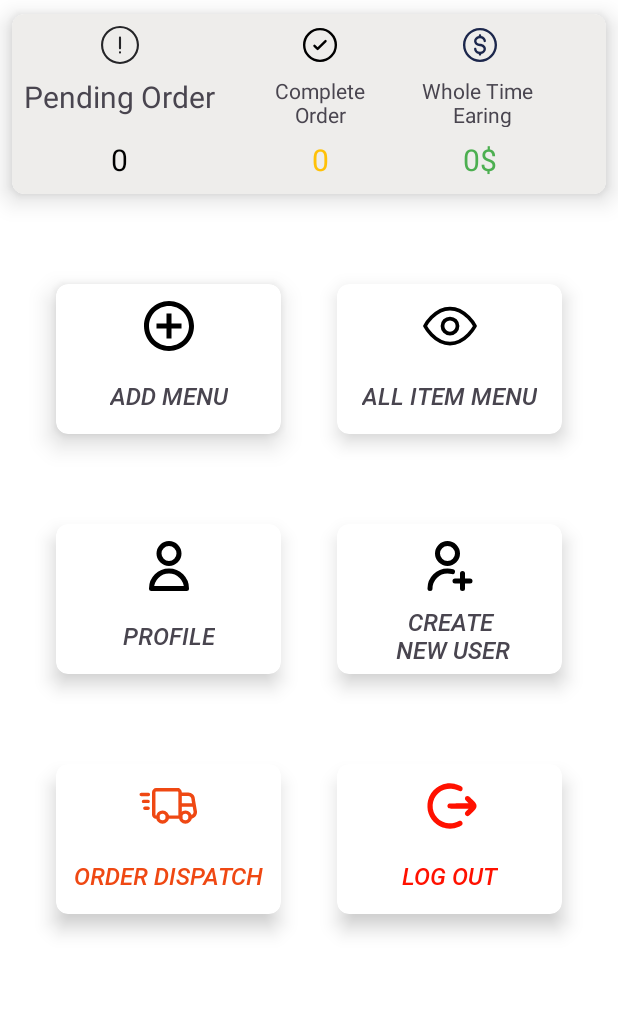
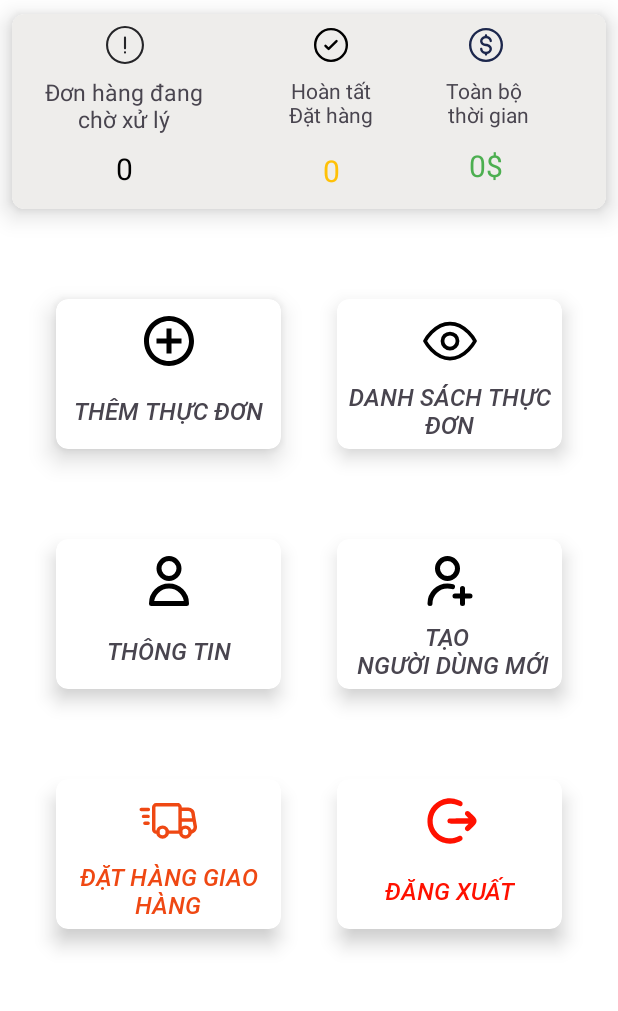
Before and after one commit to PG-KIET/FoodApp, an Android app: the screen it shows after launch once a user with an empty profile is signed in (MainActivity), on a phone screen of 412 x 824 dp, the part 127-1138 px from its top. Run offline under Robolectric (Android 15) with nearby library versions, the phone set to English and light mode, and no system bars; our stand-ins replace Firebase (no records; nobody signed in at launch, a user with empty details on screens opened directly); Roboto replaces fonts that are not available here.

Commit message:
Vietsub UI

```diff
--- a/AdminEcoFood/app/src/main/java/com/example/adminecofood/LoginActivity.kt
+++ b/AdminEcoFood/app/src/main/java/com/example/adminecofood/LoginActivity.kt
@@ -83,19 +83,19 @@ class LoginActivity : AppCompatActivity() {
         auth.signInWithEmailAndPassword(email,password).addOnCompleteListener{ task ->
             if (task.isSuccessful){
                 val user = auth.currentUser
-                Toast.makeText(this, "Login Successfully", Toast.LENGTH_SHORT).show()
+                Toast.makeText(this, "Đăng nhập thành công", Toast.LENGTH_SHORT).show()
                 updateUi(user)
             }
             else{
                 auth.createUserWithEmailAndPassword(email,password).addOnCompleteListener{ task ->
                     if (task.isSuccessful){
                         val user = auth.currentUser
-                        Toast.makeText(this, " Create User and Login Successfully", Toast.LENGTH_SHORT).show()
+                        Toast.makeText(this, "Tạo người dùng và đăng nhập thành công", Toast.LENGTH_SHORT).show()
                         saveUserData()
                         updateUi(user)
                     }
                     else{
-                        Toast.makeText(this, "Authentication failed", Toast.LENGTH_SHORT).show()
+                        Toast.makeText(this, "Xác thực không thành công", Toast.LENGTH_SHORT).show()
                         Log.d( "Account", "CreateUserAccount: Authentication failed", task.exception)
                     }
                 }
--- a/AdminEcoFood/app/src/main/java/com/example/adminecofood/PendingOrderActivity.kt
+++ b/AdminEcoFood/app/src/main/java/com/example/adminecofood/PendingOrderActivity.kt
@@ -120,10 +120,10 @@ class PendingOrderActivity : AppCompatActivity(), PendingOrderAdapter.OnItemClic
             .child(dispatchItemPushKey)
         orderDetailsItemReference.removeValue()
             .addOnSuccessListener {
-                Toast.makeText(this, "OrderIs is Dispatched", Toast.LENGTH_SHORT).show()
+                Toast.makeText(this, "OrderIs đã được gửi đi", Toast.LENGTH_SHORT).show()
             }
             .addOnFailureListener {
-                Toast.makeText(this, "OrderIs is not Dispatched", Toast.LENGTH_SHORT).show()
+                Toast.makeText(this, "OrderIs không được gửi đi", Toast.LENGTH_SHORT).show()
             }
     }
 
--- a/AdminEcoFood/app/src/main/java/com/example/adminecofood/adapter/DeliveryAdapter.kt
+++ b/AdminEcoFood/app/src/main/java/com/example/adminecofood/adapter/DeliveryAdapter.kt
@@ -29,9 +29,9 @@ class DeliveryAdapter(private val customerNames:MutableList<String>, private val
             binding.apply {
                 customerName.text = customerNames[position]
                 if ( moneyStatus[position] == true) {
-                    statusMoney.text ="Received"
+                    statusMoney.text ="Đã nhận"
                 }else {
-                    statusMoney.text ="NotReceived"
+                    statusMoney.text ="Không nhận được"
                 }
 
                 val colorMap = mapOf(
--- a/AdminEcoFood/app/src/main/res/layout/activity_all_item.xml
+++ b/AdminEcoFood/app/src/main/res/layout/activity_all_item.xml
@@ -26,8 +26,8 @@
         android:layout_width="wrap_content"
         android:layout_height="wrap_content"
         android:fontFamily="@font/roboto_bolditalic"
-        android:text="ALL ITEM"
-        android:textSize="40sp"
+        android:text="TẤT CẢ MÓN ĂN"
+        android:textSize="35sp"
         app:layout_constraintBottom_toBottomOf="@+id/backButton"
         app:layout_constraintEnd_toEndOf="parent"
         app:layout_constraintStart_toEndOf="@+id/backButton"
--- a/AdminEcoFood/app/src/main/res/layout/activity_main.xml
+++ b/AdminEcoFood/app/src/main/res/layout/activity_main.xml
@@ -35,7 +35,7 @@
     <androidx.cardview.widget.CardView
         android:id="@+id/cardView"
         android:layout_width="0dp"
-        android:layout_height="120dp"
+        android:layout_height="130dp"
         android:layout_marginStart="8dp"
         android:layout_marginTop="16dp"
         android:layout_marginEnd="8dp"
@@ -51,8 +51,7 @@
             android:layout_height="match_parent"
             android:background="@drawable/colorbutton"
             app:layout_constraintEnd_toEndOf="parent"
-            app:layout_constraintStart_toStartOf="parent"
-            >
+            app:layout_constraintStart_toStartOf="parent">
 
             <androidx.constraintlayout.widget.Guideline
                 android:id="@+id/guideline"
@@ -86,11 +85,12 @@
 
             <TextView
                 android:id="@+id/PendingOrder"
-                android:layout_width="wrap_content"
-                android:layout_height="34dp"
+                android:layout_width="134dp"
+                android:layout_height="48dp"
                 android:layout_marginTop="8dp"
-                android:text="Pending Order"
-                android:textSize="20sp"
+                android:text="Đơn hàng đang chờ xử lý"
+                android:textAlignment="center"
+                android:textSize="15sp"
                 app:layout_constraintStart_toStartOf="@+id/guideline2"
                 app:layout_constraintTop_toBottomOf="@+id/imageView4" />
 
@@ -98,7 +98,6 @@
                 android:id="@+id/pendingOrder"
                 android:layout_width="wrap_content"
                 android:layout_height="wrap_content"
-                android:layout_marginTop="8dp"
                 android:text="30"
                 android:textColor="@color/black"
                 android:textSize="20sp"
@@ -118,11 +117,11 @@
 
             <TextView
                 android:id="@+id/textView9"
-                android:layout_width="wrap_content"
-                android:layout_height="34dp"
+                android:layout_width="61dp"
+                android:layout_height="49dp"
                 android:layout_marginStart="40dp"
                 android:layout_marginTop="8dp"
-                android:text="Complete\nOrder"
+                android:text="Hoàn tất\nĐặt hàng"
                 android:textAlignment="center"
                 android:textSize="14sp"
                 app:layout_constraintStart_toEndOf="@+id/PendingOrder"
@@ -132,7 +131,6 @@
                 android:id="@+id/completeOrder"
                 android:layout_width="wrap_content"
                 android:layout_height="wrap_content"
-                android:layout_marginTop="8dp"
                 android:text="30"
                 android:textColor="#FFC107"
                 android:textSize="20sp"
@@ -151,10 +149,10 @@
 
             <TextView
                 android:id="@+id/textView11"
-                android:layout_width="wrap_content"
-                android:layout_height="34dp"
+                android:layout_width="109dp"
+                android:layout_height="46dp"
                 android:layout_marginTop="8dp"
-                android:text="Whole Time \n Earing"
+                android:text="Toàn bộ \n thời gian"
                 android:textAlignment="center"
                 app:layout_constraintEnd_toStartOf="@+id/guideline3"
                 app:layout_constraintStart_toEndOf="@+id/textView9"
@@ -164,7 +162,6 @@
                 android:id="@+id/wholeTime"
                 android:layout_width="wrap_content"
                 android:layout_height="wrap_content"
-                android:layout_marginTop="8dp"
                 android:text="30$"
                 android:textColor="#4CAF50"
                 android:textSize="20sp"
@@ -210,7 +207,7 @@
                 android:layout_width="wrap_content"
                 android:layout_height="wrap_content"
                 android:fontFamily="@font/roboto_mediumitalic"
-                android:text="ADD MENU"
+                android:text="THÊM THỰC ĐƠN"
                 android:textSize="16dp"
                 app:layout_constraintBottom_toBottomOf="parent"
                 app:layout_constraintEnd_toEndOf="parent"
@@ -250,7 +247,7 @@
                 android:layout_width="wrap_content"
                 android:layout_height="wrap_content"
                 android:fontFamily="@font/roboto_mediumitalic"
-                android:text="LOG OUT"
+                android:text="ĐĂNG XUẤT"
                 android:textColor="@color/red"
                 android:textSize="16dp"
                 app:layout_constraintBottom_toBottomOf="parent"
@@ -292,9 +289,10 @@
                 android:layout_width="wrap_content"
                 android:layout_height="wrap_content"
                 android:fontFamily="@font/roboto_mediumitalic"
-                android:text="ORDER DISPATCH"
+                android:text="ĐẶT HÀNG GIAO HÀNG"
+                android:textAlignment="center"
+                android:textColor="@color/yellow"
                 android:textSize="16dp"
-                android:textColor="@color/yellow"
                 app:layout_constraintBottom_toBottomOf="parent"
                 app:layout_constraintEnd_toEndOf="parent"
                 app:layout_constraintStart_toStartOf="parent"
@@ -332,7 +330,7 @@
                 android:layout_width="wrap_content"
                 android:layout_height="wrap_content"
                 android:fontFamily="@font/roboto_mediumitalic"
-                android:text=" CREATE \n NEW USER"
+                android:text="TẠO \n NGƯỜI DÙNG MỚI"
                 android:textAlignment="center"
                 android:textSize="16dp"
                 app:layout_constraintBottom_toBottomOf="parent"
@@ -373,7 +371,7 @@
                 android:layout_width="wrap_content"
                 android:layout_height="wrap_content"
                 android:fontFamily="@font/roboto_mediumitalic"
-                android:text="PROFILE"
+                android:text="THÔNG TIN"
                 android:textSize="16dp"
                 app:layout_constraintBottom_toBottomOf="parent"
                 app:layout_constraintEnd_toEndOf="parent"
@@ -413,7 +411,8 @@
                 android:layout_width="wrap_content"
                 android:layout_height="wrap_content"
                 android:fontFamily="@font/roboto_mediumitalic"
-                android:text="ALL ITEM MENU"
+                android:text="DANH SÁCH THỰC ĐƠN"
+                android:textAlignment="center"
                 android:textSize="16dp"
                 app:layout_constraintBottom_toBottomOf="parent"
                 app:layout_constraintEnd_toEndOf="parent"
--- a/AdminEcoFood/app/src/main/res/layout/activity_order_details.xml
+++ b/AdminEcoFood/app/src/main/res/layout/activity_order_details.xml
@@ -37,7 +37,7 @@
                 android:layout_weight="1"
                 android:fontFamily="@font/coolvetica_rg"
                 android:gravity="center"
-                android:text="Order Details"
+                android:text="Chi tiết đơn hàng"
                 android:textColor="@color/black"
                 android:textSize="22sp" />
 
--- a/AdminEcoFood/app/src/main/res/layout/activity_out_for_delivery.xml
+++ b/AdminEcoFood/app/src/main/res/layout/activity_out_for_delivery.xml
@@ -24,7 +24,7 @@
         android:layout_width="wrap_content"
         android:layout_height="wrap_content"
         android:fontFamily="@font/roboto_bolditalic"
-        android:text="OUT FOR DELIVERY"
+        android:text="ĐANG GIAO HÀNG"
         android:textSize="32sp"
         app:layout_constraintBottom_toBottomOf="@+id/backButton"
         app:layout_constraintEnd_toEndOf="parent"
--- a/AdminEcoFood/app/src/main/res/layout/activity_pending_order.xml
+++ b/AdminEcoFood/app/src/main/res/layout/activity_pending_order.xml
@@ -23,8 +23,8 @@
         android:layout_width="wrap_content"
         android:layout_height="wrap_content"
         android:fontFamily="@font/roboto_bolditalic"
-        android:text="PENDING ORDERS"
-        android:textSize="32sp"
+        android:text="ĐƠN HÀNG ĐANG CHỜ XỬ LÝ"
+        android:textSize="25sp"
         app:layout_constraintBottom_toBottomOf="@+id/backButton"
         app:layout_constraintEnd_toEndOf="parent"
         app:layout_constraintStart_toEndOf="@+id/backButton"
```
Also changed, not shown: AdminEcoFood/app/src/main/java/com/example/adminecofood/AddItemActivity.kt (+5 -5 lines), AdminEcoFood/app/src/main/java/com/example/adminecofood/adapter/PendingOrderAdapter.kt (+5 -5 lines), AdminEcoFood/app/src/main/res/layout/activity_add_item.xml (+12 -12 lines), AdminEcoFood/app/src/main/res/layout/activity_admin_profile.xml (+8 -8 lines), AdminEcoFood/app/src/main/res/layout/activity_create_user.xml (+10 -11 lines), AdminEcoFood/app/src/main/res/layout/activity_login.xml (+5 -5 lines), AdminEcoFood/app/src/main/res/layout/activity_sign_up.xml (+11 -11 lines), AdminEcoFood/app/src/main/res/layout/delivery_item.xml (+8 -9 lines), AdminEcoFood/app/src/main/res/layout/item_pending.xml (+7 -7 lines).
